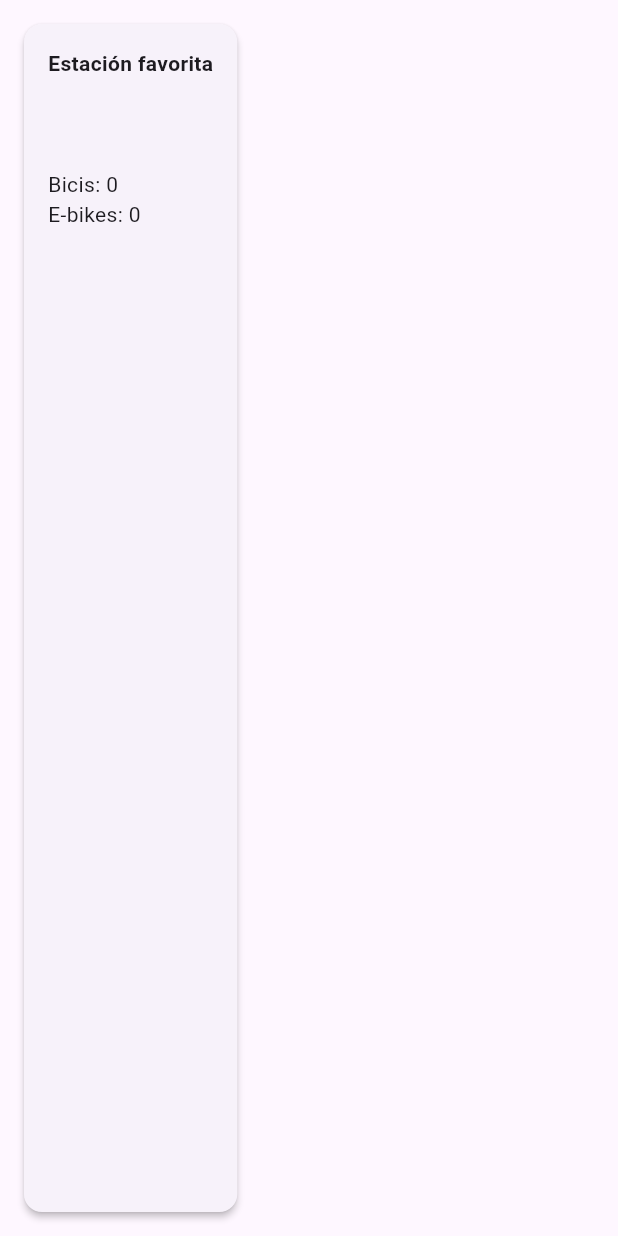
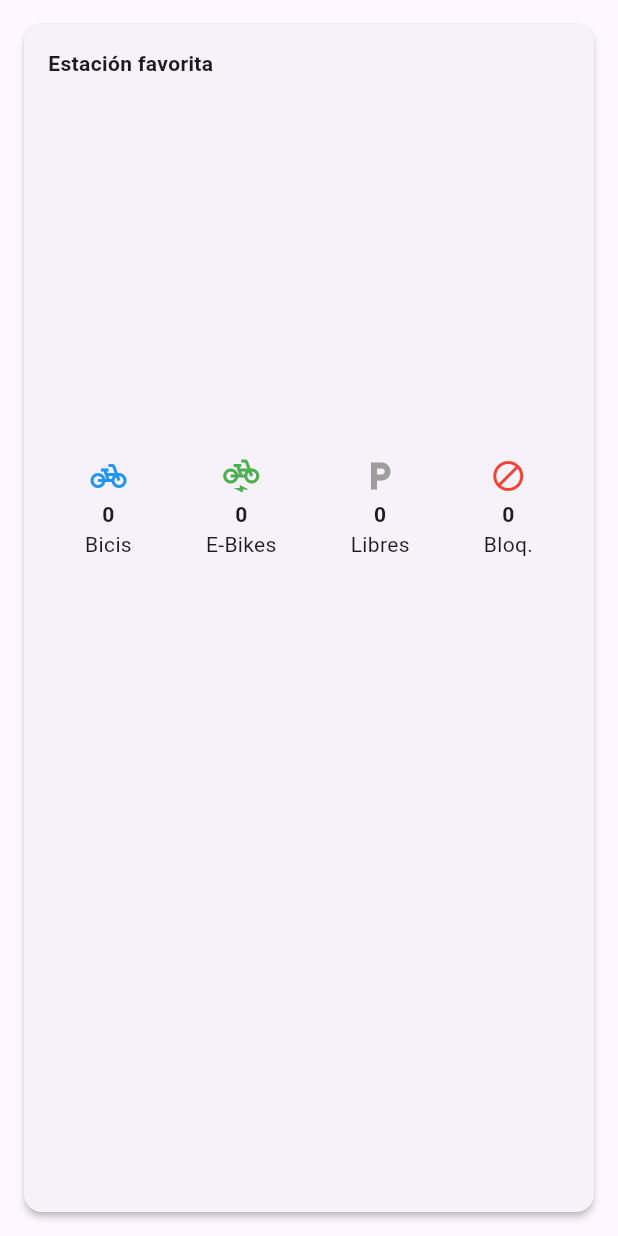
Before and after one commit to Foompe/p_ud5_bici, a Flutter app: the FavoriteStationCard widget shown alone on an empty page, opened directly with empty values, on a phone screen of 412 x 824 dp. Run offline on Flutter 3.47's test engine with Material 3 defaults, Android fonts, the phone set to English and light mode, and no system bars; network calls fail.

Commit message:
Pruebas greficos

```diff
--- a/lib/main.dart
+++ b/lib/main.dart
@@ -13,7 +13,6 @@ void main() {
 class MyApp extends StatelessWidget {
   const MyApp({super.key});
 
-  // This widget is the root of your application.
   @override
   Widget build(BuildContext context) {
     //Creamos las dependencias
--- a/lib/views/widgets/favorite_station_card.dart
+++ b/lib/views/widgets/favorite_station_card.dart
@@ -1,3 +1,4 @@
+import 'package:fl_chart/fl_chart.dart';
 import 'package:flutter/material.dart';
 import 'package:p_ud5_bici/viewmodels/dto/estacion_ui_data.dart';
 
@@ -34,12 +35,113 @@ class FavoriteStationCard extends StatelessWidget {
               ),
               Text(station.address),
               const SizedBox(height: 8),
-              Text('Bicis: ${station.totalBikes}'),
-              Text('E-bikes: ${station.ebikes}'),
+
+              SizedBox(
+                height: 180,
+                child: PieChart(
+                  PieChartData(
+                    centerSpaceRadius: 40,
+                    sectionsSpace: 2,
+                    sections: [
+                      _section(
+                        value: station.bikes.toDouble(),
+                        color: Colors.blue,
+                        title: 'Bicis',
+                      ),
+                      _section(
+                        value: station.ebikes.toDouble(),
+                        color: Colors.green,
+                        title: 'E-Bikes',
+                      ),
+                      _section(
+                        value: station.numDocksAvailable.toDouble(),
+                        color: Colors.grey,
+                        title: 'Libres ',
+                      ),
+                      _section(
+                        value: station.numDocksDisabled.toDouble(),
+                        color: Colors.red,
+                        title: 'Bloq.',
+                      ),
+                    ],
+                  ),
+                ),
+              ),
+
+              const SizedBox(height: 12),
+
+
+              Row(
+                mainAxisAlignment: MainAxisAlignment.spaceAround,
+                children: [
+                  Column(
+                    children: [
+                      const Icon(Icons.pedal_bike, color: Colors.blue),
+                      const SizedBox(height: 4),
+                      Text(
+                        station.bikes.toString(),
+                        style: const TextStyle(fontWeight: FontWeight.bold),
+                      ),
+                      const Text('Bicis'),
+                    ],
+                  ),
+                  Column(
+                    children: [
+                      const Icon(Icons.electric_bike, color: Colors.green),
+                      const SizedBox(height: 4),
+                      Text(
+                        station.ebikes.toString(),
+                        style: const TextStyle(fontWeight: FontWeight.bold),
+                      ),
+                      const Text('E-Bikes'),
+                    ],
+                  ),
+                  Column(
+                    children: [
+                      const Icon(Icons.local_parking, color: Colors.grey),
+                      const SizedBox(height: 4),
+                      Text(
+                        station.numDocksAvailable.toString(),
+                        style: const TextStyle(fontWeight: FontWeight.bold),
+                      ),
+                      const Text('Libres'),
+                    ],
+                  ),
+                  Column(
+                    children: [
+                      const Icon(Icons.block, color: Colors.red),
+                      const SizedBox(height: 4),
+                      Text(
+                        station.numDocksDisabled.toString(),
+                        style: const TextStyle(fontWeight: FontWeight.bold),
+                      ),
+                      const Text('Bloq.'),
+                    ],
+                  ),
+                ],
+              ),
             ],
           ),
         ),
       ),
     );
   }
+
+  PieChartSectionData _section({
+    required double value,
+    required Color color,
+    required String title,
+  }) {
+    return PieChartSectionData(
+      value: value,
+      color: color,
+      radius: 45,
+      title: value == 0 ? '' : title,
+      titleStyle: const TextStyle(
+        fontSize: 12,
+        fontWeight: FontWeight.bold,
+        color: Colors.white,
+      ),
+    );
+  }
 }
--- a/pubspec.yaml
+++ b/pubspec.yaml
@@ -15,6 +15,7 @@ dependencies:
     sdk: flutter
   http: ^1.6.0
   provider: ^6.0.5
+  fl_chart: ^1.1.1
 
   cupertino_icons: ^1.0.8
 
```
Also changed, not shown: pubspec.lock.
